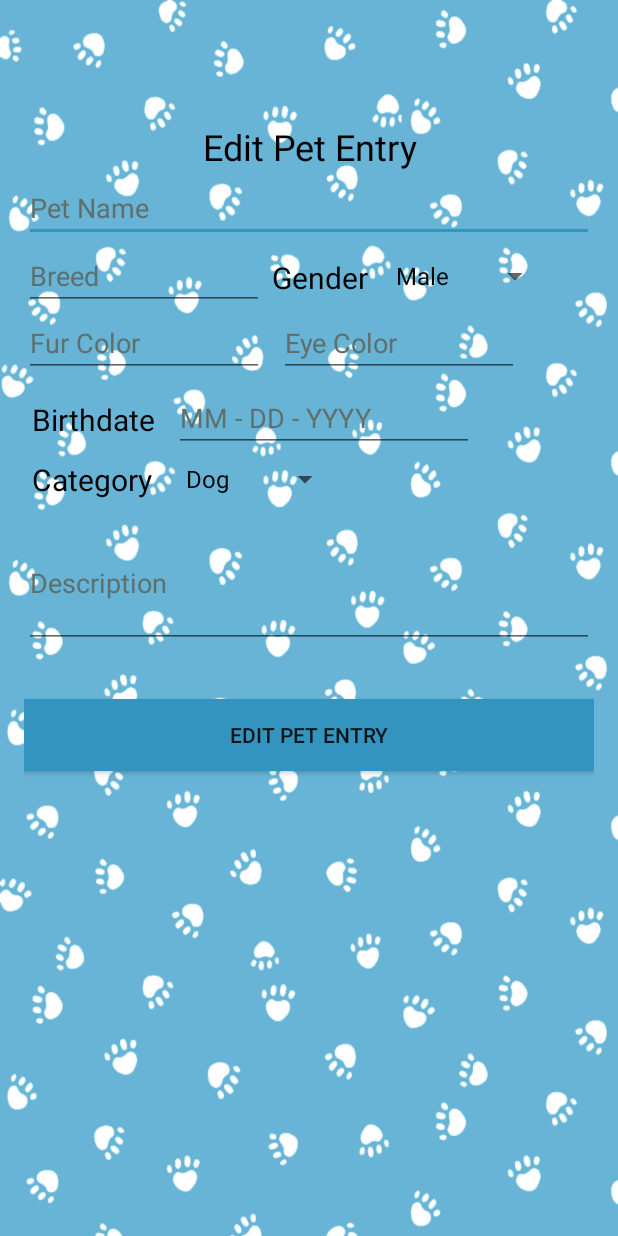
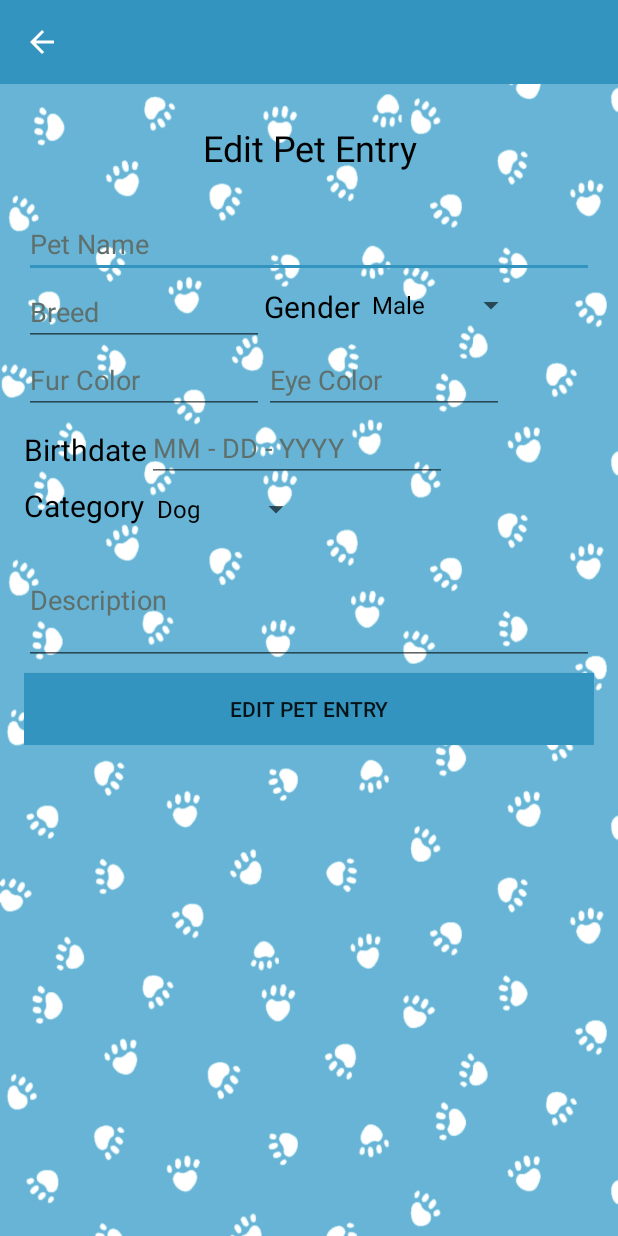
Before and after one commit to facain/WhiskersSys, an Android app: the EditPetEntry screen opened directly, with no data from a screen before it, on a phone screen of 412 x 824 dp. Run offline under Robolectric (Android 15) with nearby library versions, the phone set to English and light mode, and no system bars; our stand-ins replace Firebase (no records; nobody signed in at launch, a user with empty details on screens opened directly); Roboto replaces fonts that are not available here.

```diff
--- a/app/src/main/java/com/example/whiskersapp/petwhiskers/ChatActivity.java
+++ b/app/src/main/java/com/example/whiskersapp/petwhiskers/ChatActivity.java
@@ -76,7 +76,6 @@ public class ChatActivity extends AppCompatActivity {
         toolbar = findViewById(R.id.toolbar_chat);
         toolbar.setNavigationIcon(R.drawable.ic_back_24dp);
         setSupportActionBar(toolbar);
-        getSupportActionBar().setDisplayShowTitleEnabled(false);
 
         user_one_id = getIntent().getStringExtra("user_one_id");
         user_two_id = getIntent().getStringExtra("user_two_id");
--- a/app/src/main/java/com/example/whiskersapp/petwhiskers/EditPetEntry.java
+++ b/app/src/main/java/com/example/whiskersapp/petwhiskers/EditPetEntry.java
@@ -3,6 +3,7 @@ package com.example.whiskersapp.petwhiskers;
 import android.app.ProgressDialog;
 import android.os.Bundle;
 import android.support.v7.app.AppCompatActivity;
+import android.support.v7.widget.Toolbar;
 import android.view.View;
 import android.widget.ArrayAdapter;
 import android.widget.Spinner;
@@ -29,6 +30,7 @@ public class EditPetEntry extends AppCompatActivity {
     private TextView petBday;
     private TextView petDesc;
     private Spinner petCategory;
+    private Toolbar toolbar;
 
     private FirebaseDatabase firebaseDatabase;
     private DatabaseReference dbRef;
@@ -52,12 +54,25 @@ public class EditPetEntry extends AppCompatActivity {
         petDesc = findViewById(R.id.petedit_desc);
         petBday = findViewById(R.id.petedit_bday);
         petFurcolor = findViewById(R.id.petedit_furcolor);
+        toolbar = findViewById(R.id.toolbar_edit_pet);
 
         progressDialog = new ProgressDialog(this);
         progressDialog.setProgressStyle(ProgressDialog.STYLE_HORIZONTAL);
 
         petGenderList = new ArrayList<String>();
         petCategoryList = new ArrayList<String>();
+
+        toolbar.setNavigationIcon(R.drawable.ic_back_24dp);
+        setSupportActionBar(toolbar);
+        getSupportActionBar().setDisplayShowTitleEnabled(false);
+
+
+        toolbar.setNavigationOnClickListener(new View.OnClickListener() {
+            @Override
+            public void onClick(View v) {
+                finish();
+            }
+        });
 
         petGenderList.add("Male");
         petGenderList.add("Female");
--- a/app/src/main/res/layout/activity_pet_detailsedit.xml
+++ b/app/src/main/res/layout/activity_pet_detailsedit.xml
@@ -43,7 +43,7 @@
     </android.support.design.widget.AppBarLayout>
 
     <android.support.design.widget.FloatingActionButton
-        android:id="@+id/fav_fab"
+        android:id="@+id/fav_fab_edit"
         android:layout_width="wrap_content"
         android:layout_height="wrap_content"
         android:src="@drawable/image"
--- a/app/src/main/res/layout/activity_pet_edit.xml
+++ b/app/src/main/res/layout/activity_pet_edit.xml
@@ -1,18 +1,29 @@
 <?xml version="1.0" encoding="utf-8"?>
-<RelativeLayout
+<LinearLayout
     xmlns:android="http://schemas.android.com/apk/res/android"
     xmlns:app="http://schemas.android.com/apk/res-auto"
     xmlns:tools="http://schemas.android.com/tools"
     android:layout_width="match_parent"
     android:background="@drawable/bgs"
     android:layout_height="match_parent"
-    android:padding="16dp"
+    android:orientation="vertical"
     tools:context=".EditPetEntry">
 
-    <TextView
+    <android.support.v7.widget.Toolbar
+        android:id="@+id/toolbar_edit_pet"
+        android:layout_width="match_parent"
+        android:layout_height="?attr/actionBarSize"
+        android:background="@color/colorthemepink"/>
+
+    <RelativeLayout
         android:layout_width="match_parent"
         android:layout_height="wrap_content"
-        android:layout_marginTop="65dp"
+        android:padding="16dp">
+        <TextView
+            android:id="@+id/text_edit_pet"
+            android:layout_width="match_parent"
+            android:layout_height="wrap_content"
+            android:layout_marginTop="10dp"
             android:text="Edit Pet Entry"
             android:textAlignment="center"
             android:textColor="#000"
@@ -22,7 +33,8 @@
             android:id="@+id/petedit_name"
             android:layout_width="match_parent"
             android:layout_height="wrap_content"
-        android:layout_marginTop="100dp"
+            android:layout_below="@+id/text_edit_pet"
+            android:layout_marginTop="25dp"
             android:hint="Pet Name"
             android:textColorHint="#5E6F6C"
             android:inputType="textPersonName"/>
@@ -31,25 +43,28 @@
             android:id="@+id/petedit_breed"
             android:layout_width="160dp"
             android:layout_height="wrap_content"
-        android:layout_marginTop="145dp"
             android:hint="Breed"
             android:textColorHint="#5E6F6C"
-        android:inputType="text"/>
+            android:inputType="text"
+            android:layout_below="@+id/petedit_name"/>
         <TextView
+            android:id="@+id/text_edit_birthdate"
             android:layout_width="wrap_content"
             android:layout_height="wrap_content"
             android:text="Birthdate"
             android:textSize="20sp"
-        android:layout_marginTop="250dp"
-        android:layout_marginLeft="5dp"
+            android:paddingTop="10dp"
+            android:layout_below="@+id/petedit_furcolor"
             android:textColor="#000"/>
 
         <TextView
+            android:id="@+id/text_edit_pet_gender"
             android:layout_width="wrap_content"
             android:layout_height="wrap_content"
-        android:layout_marginLeft="165dp"
-        android:layout_marginTop="155dp"
+            android:layout_toEndOf="@+id/petedit_breed"
+            android:layout_below="@+id/petedit_name"
             android:text="Gender"
+            android:paddingTop="5dp"
             android:textColor="#000"
             android:textSize="20sp" />
 
@@ -57,14 +72,15 @@
             android:id="@+id/petedit_gender"
             android:layout_width="111dp"
             android:layout_height="36dp"
-        android:layout_marginLeft="240dp"
-        android:layout_marginTop="150dp" />
+            android:layout_toEndOf="@+id/text_edit_pet_gender"
+            android:layout_alignTop="@+id/text_edit_pet_gender" />
 
         <TextView
+            android:id="@+id/text_edit_pet_category"
             android:layout_width="wrap_content"
             android:layout_height="wrap_content"
-        android:layout_marginLeft="5dp"
-        android:layout_marginTop="290dp"
+            android:layout_marginTop="10dp"
+            android:layout_below="@+id/text_edit_birthdate"
             android:text="Category"
             android:textColor="#000"
             android:textSize="20sp" />
@@ -73,15 +89,15 @@
             android:id="@+id/petedit_category"
             android:layout_width="111dp"
             android:layout_height="36dp"
-        android:layout_marginLeft="100dp"
-        android:layout_marginTop="285dp" />
+            android:layout_below="@+id/petedit_bday"
+            android:layout_toEndOf="@+id/text_edit_pet_category" />
 
         <EditText
             android:id="@+id/petedit_bday"
             android:layout_width="200dp"
             android:layout_height="wrap_content"
-        android:layout_marginTop="240dp"
-        android:layout_marginLeft="100dp"
+            android:layout_below="@+id/petedit_eyecolor"
+            android:layout_toEndOf="@+id/text_edit_birthdate"
             android:hint="MM - DD - YYYY"
             android:textColorHint="#5E6F6C"
             android:inputType="date"/>
@@ -90,7 +106,7 @@
             android:id="@+id/petedit_furcolor"
             android:layout_width="160dp"
             android:layout_height="wrap_content"
-        android:layout_marginTop="190dp"
+            android:layout_below="@id/petedit_breed"
             android:hint="Fur Color"
             android:textColorHint="#5E6F6C"
             android:inputType="text"/>
@@ -99,8 +115,8 @@
             android:id="@+id/petedit_eyecolor"
             android:layout_width="160dp"
             android:layout_height="wrap_content"
-        android:layout_marginTop="190dp"
-        android:layout_marginLeft="170dp"
+            android:layout_toEndOf="@+id/petedit_furcolor"
+            android:layout_alignBottom="@+id/petedit_furcolor"
             android:hint="Eye Color"
             android:textColorHint="#5E6F6C"
             android:inputType="text"/>
@@ -110,7 +126,8 @@
             android:layout_width="match_parent"
             android:layout_height="wrap_content"
             android:text="Edit Pet Entry"
-        android:layout_marginTop="450dp"
+            android:layout_marginTop="5dp"
+            android:layout_below="@id/petedit_desc"
             android:background="#3395BF"
             android:onClick="updateEntry"/>
 
@@ -118,9 +135,10 @@
             android:id="@+id/petedit_desc"
             android:layout_width="match_parent"
             android:layout_height="86dp"
-        android:layout_marginTop="330dp"
+            android:layout_below="@id/petedit_category"
             android:hint="Description"
             android:textColorHint="#5E6F6C"
             android:textAlignment="textStart" />
+    </RelativeLayout>
 
-</RelativeLayout>
+</LinearLayout>
--- a/app/src/main/res/layout/fragment_home.xml
+++ b/app/src/main/res/layout/fragment_home.xml
@@ -23,6 +23,8 @@
         android:layout_below="@+id/titlefeature"
         android:layout_alignParentStart="true"
         android:orientation="horizontal"
+        android:layout_marginStart="16dp"
+        android:layout_marginEnd="16dp"
         android:layout_marginBottom="20dp"
         tools:listitem="@layout/card_layout" />
 
--- a/app/src/main/res/layout/home_cardview.xml
+++ b/app/src/main/res/layout/home_cardview.xml
@@ -11,7 +11,6 @@
         <RelativeLayout
             android:layout_width="match_parent"
             android:background="@drawable/bgs"
-            android:paddingLeft="15dp"
             android:layout_height="wrap_content">
 
             <RelativeLayout
@@ -73,7 +72,7 @@
 
             <Button
                 android:id="@+id/pet_featuremsg"
-                android:layout_width="325dp"
+                android:layout_width="match_parent"
                 android:layout_height="wrap_content"
                 android:layout_alignParentBottom="true"
                 android:layout_alignParentStart="true"
--- a/app/src/main/res/values/styles.xml
+++ b/app/src/main/res/values/styles.xml
@@ -17,7 +17,7 @@
         <item name="android:textStyle">normal</item>
     </style>
     <style name="ExpandedAppBar" parent="@android:style/TextAppearance.Material.Title">
-        <item name="android:textColor">@color/colorPrimary</item>
+        <item name="android:textColor">@color/colorthemepink</item>
         <item name="android:textStyle">normal</item>
     </style>
 
```
Also changed, not shown: app/src/main/AndroidManifest.xml (+45 -24 lines), app/src/main/java/com/example/whiskersapp/petwhiskers/EditPetPhoto.java (added, +334 -0 lines), app/src/main/java/com/example/whiskersapp/petwhiskers/MapFragment.java (+9 -3 lines), app/src/main/java/com/example/whiskersapp/petwhiskers/PetDetails.java (+7 -2 lines), app/src/main/java/com/example/whiskersapp/petwhiskers/PetDetailsEdit.java (+11 -1 lines), app/src/main/res/layout/activity_edit_pet_photo.xml (added, +79 -0 lines), app/src/main/res/layout/activity_user_pet_list.xml (+4 -4 lines), app/src/main/res/drawable/icon_message.png (added). Lines whose indentation alone changed are shown as unchanged.
